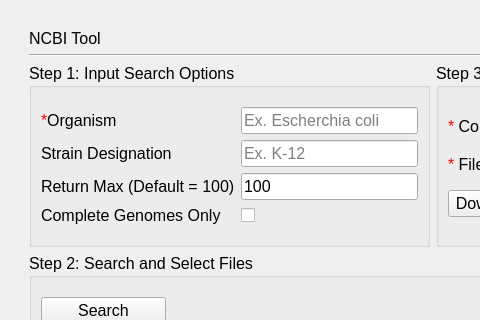
TrinhLab/CASPERapp, file ncbi.ui: the form before one commit; both pictures show x 0 to 480 and y 0 to 320 of the 865 by 723 pixel window.
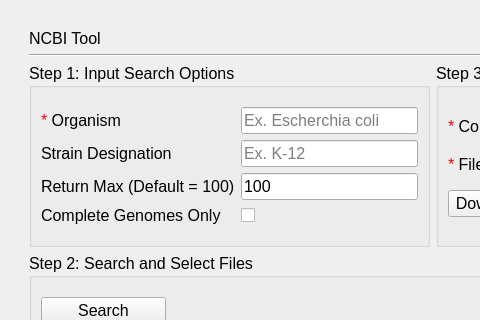
The form after the commit.

```diff
--- a/ncbi.ui
+++ b/ncbi.ui
@@ -205,7 +205,7 @@
             </sizepolicy>
            </property>
            <property name="text">
-            <string>&lt;html&gt;&lt;head/&gt;&lt;body&gt;&lt;p&gt;&lt;span style=&quot; color:#ff0000;&quot;&gt;*&lt;/span&gt;&lt;span style=&quot; color:#aa0000;&quot;/&gt;Organism&lt;/p&gt;&lt;/body&gt;&lt;/html&gt;</string>
+            <string>&lt;html&gt;&lt;head/&gt;&lt;body&gt;&lt;p&gt;&lt;span style=&quot; color:#ff0000;&quot;&gt;* &lt;/span&gt;Organism&lt;/p&gt;&lt;/body&gt;&lt;/html&gt;</string>
            </property>
           </widget>
          </item>
```
